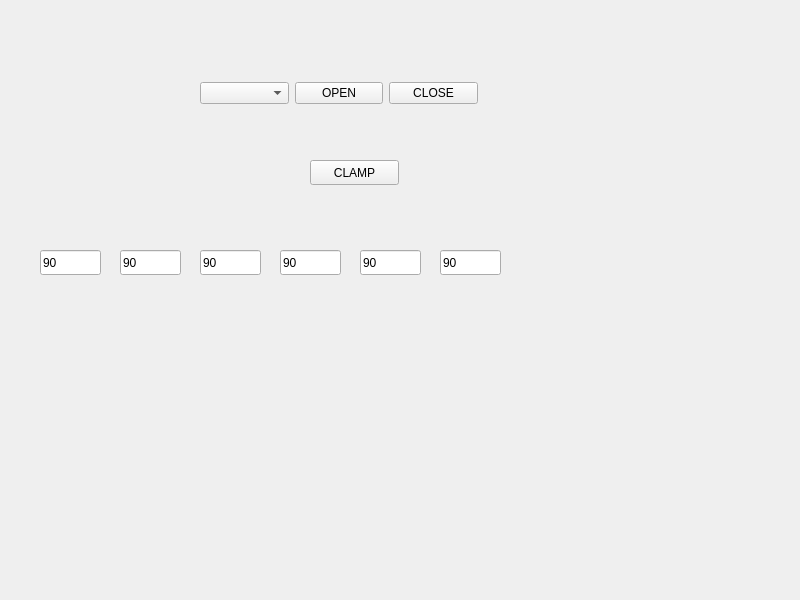
The window that nano_serial/form.ui (evkuz/py_project) describes before a commit, drawn with Qt 5.
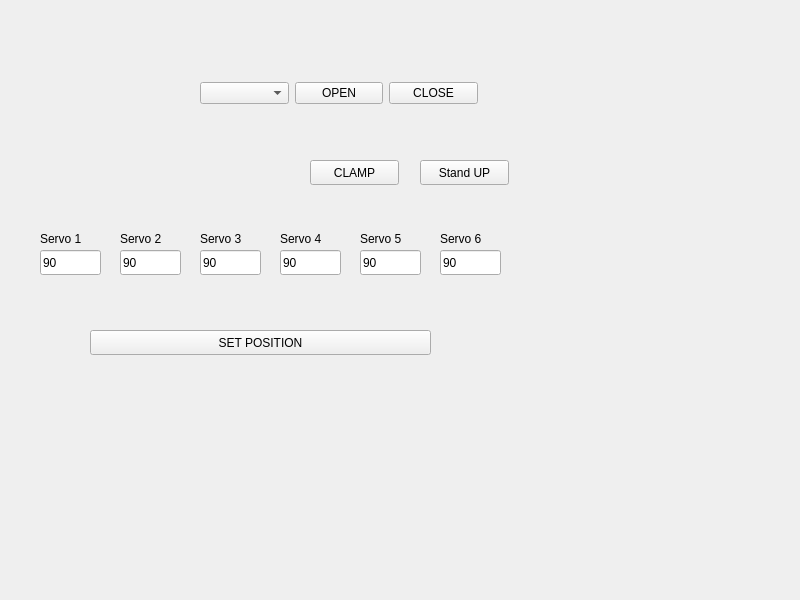
The same window after the commit.

Commit message: 24.05.2021 01 Ready for demonstration

```diff
--- a/nano_serial/form.ui
+++ b/nano_serial/form.ui
@@ -133,6 +133,110 @@
     <string>90</string>
    </property>
   </widget>
+  <widget class="QPushButton" name="set_posButton">
+   <property name="geometry">
+    <rect>
+     <x>90</x>
+     <y>330</y>
+     <width>341</width>
+     <height>25</height>
+    </rect>
+   </property>
+   <property name="text">
+    <string>SET POSITION</string>
+   </property>
+  </widget>
+  <widget class="QPushButton" name="stand_upButton">
+   <property name="geometry">
+    <rect>
+     <x>420</x>
+     <y>160</y>
+     <width>89</width>
+     <height>25</height>
+    </rect>
+   </property>
+   <property name="text">
+    <string>Stand UP</string>
+   </property>
+  </widget>
+  <widget class="QLabel" name="S1_label">
+   <property name="geometry">
+    <rect>
+     <x>40</x>
+     <y>230</y>
+     <width>61</width>
+     <height>17</height>
+    </rect>
+   </property>
+   <property name="text">
+    <string>Servo 1</string>
+   </property>
+  </widget>
+  <widget class="QLabel" name="S2_label">
+   <property name="geometry">
+    <rect>
+     <x>120</x>
+     <y>230</y>
+     <width>61</width>
+     <height>17</height>
+    </rect>
+   </property>
+   <property name="text">
+    <string>Servo 2</string>
+   </property>
+  </widget>
+  <widget class="QLabel" name="S3_label">
+   <property name="geometry">
+    <rect>
+     <x>200</x>
+     <y>230</y>
+     <width>61</width>
+     <height>17</height>
+    </rect>
+   </property>
+   <property name="text">
+    <string>Servo 3</string>
+   </property>
+  </widget>
+  <widget class="QLabel" name="S4_label">
+   <property name="geometry">
+    <rect>
+     <x>280</x>
+     <y>230</y>
+     <width>61</width>
+     <height>17</height>
+    </rect>
+   </property>
+   <property name="text">
+    <string>Servo 4</string>
+   </property>
+  </widget>
+  <widget class="QLabel" name="S5_label">
+   <property name="geometry">
+    <rect>
+     <x>360</x>
+     <y>230</y>
+     <width>61</width>
+     <height>17</height>
+    </rect>
+   </property>
+   <property name="text">
+    <string>Servo 5</string>
+   </property>
+  </widget>
+  <widget class="QLabel" name="S6_label">
+   <property name="geometry">
+    <rect>
+     <x>440</x>
+     <y>230</y>
+     <width>61</width>
+     <height>17</height>
+    </rect>
+   </property>
+   <property name="text">
+    <string>Servo 6</string>
+   </property>
+  </widget>
  </widget>
  <resources/>
  <connections/>
```
The commit also changes 1 other file.
